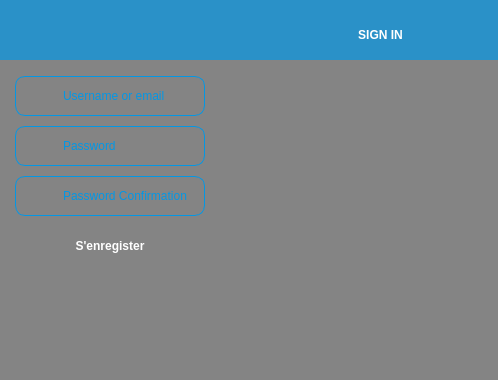
mistrale/everywhere, file registration.ui: the form before one commit.
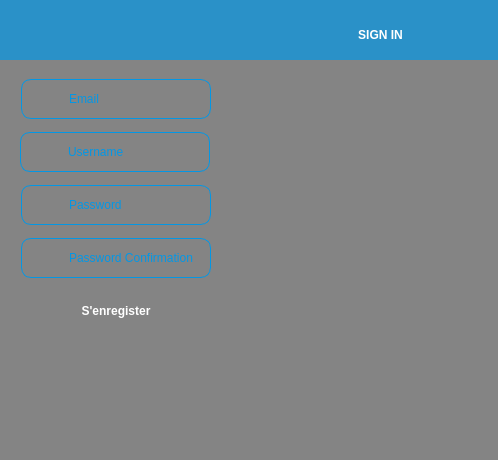
The form after the commit. Icons and pictures are not drawn.

Commit message: registration request

Patch:
```diff
--- a/registration.ui
+++ b/registration.ui
@@ -7,7 +7,7 @@
     <x>0</x>
     <y>0</y>
     <width>498</width>
-    <height>380</height>
+    <height>460</height>
    </rect>
   </property>
   <property name="windowTitle">
@@ -19,7 +19,7 @@
      <x>0</x>
      <y>0</y>
      <width>500</width>
-     <height>381</height>
+     <height>461</height>
     </rect>
    </property>
    <property name="styleSheet">
@@ -33,23 +33,10 @@
       <x>0</x>
       <y>0</y>
       <width>501</width>
-      <height>381</height>
+      <height>461</height>
      </rect>
     </property>
     <layout class="QGridLayout" name="gridLayout">
-     <item row="1" column="1">
-      <widget class="QWidget" name="widget_4" native="true">
-       <property name="maximumSize">
-        <size>
-         <width>60</width>
-         <height>16777215</height>
-        </size>
-       </property>
-       <property name="styleSheet">
-        <string notr="true">background: url(C:/Everywhere/images/separator.gif) no-repeat;</string>
-       </property>
-      </widget>
-     </item>
      <item row="0" column="0" colspan="3">
       <widget class="QWidget" name="registrationWidget" native="true">
        <property name="enabled">
@@ -146,14 +133,17 @@
          <rect>
           <x>0</x>
           <y>0</y>
-          <width>221</width>
-          <height>301</height>
+          <width>233</width>
+          <height>381</height>
          </rect>
         </property>
         <layout class="QVBoxLayout" name="verticalLayout">
          <property name="spacing">
           <number>10</number>
          </property>
+         <property name="leftMargin">
+          <number>0</number>
+         </property>
          <item alignment="Qt::AlignHCenter">
           <widget class="QLineEdit" name="emailEdit">
            <property name="minimumSize">
@@ -179,7 +169,37 @@
 }</string>
            </property>
            <property name="text">
-            <string>Username or email</string>
+            <string>Email</string>
+           </property>
+          </widget>
+         </item>
+         <item>
+          <widget class="QLineEdit" name="usernameEdit">
+           <property name="minimumSize">
+            <size>
+             <width>210</width>
+             <height>40</height>
+            </size>
+           </property>
+           <property name="maximumSize">
+            <size>
+             <width>190</width>
+             <height>40</height>
+            </size>
+           </property>
+           <property name="styleSheet">
+            <string notr="true">QLineEdit#usernameEdit {
+	border-radius: 10px;
+	background: url(C:/Everywhere/images/account.png)  no-repeat;
+	padding-left: 45px;
+	color: rgb(3, 151, 229);
+	font: 10pt &quot;MS Shell Dlg 2&quot;;
+	border: 1px solid rgb(3, 151, 229);
+	margin-left: 20px;
+}</string>
+           </property>
+           <property name="text">
+            <string>Username</string>
            </property>
           </widget>
          </item>
@@ -229,7 +249,7 @@
            <property name="styleSheet">
             <string notr="true">QLineEdit#passwordConfirmationEdit {
 	border-radius: 10px;
-	background: url(C:/Everywhere/images/account.png)  no-repeat;
+	background: url(C:/Everywhere/images/lock.png)  no-repeat;
 	padding-left: 45 px;
 	color: rgb(3, 151, 229);
 	font: 10pt &quot;MS Shell Dlg 2&quot;;
@@ -273,6 +293,26 @@
            </property>
           </widget>
          </item>
+         <item>
+          <widget class="QLabel" name="warningText">
+           <property name="maximumSize">
+            <size>
+             <width>220</width>
+             <height>40</height>
+            </size>
+           </property>
+           <property name="styleSheet">
+            <string notr="true">	font: 12pt &quot;MS Shell Dlg 2&quot;;
+	font-weight: bold;</string>
+           </property>
+           <property name="text">
+            <string/>
+           </property>
+           <property name="alignment">
+            <set>Qt::AlignCenter</set>
+           </property>
+          </widget>
+         </item>
          <item alignment="Qt::AlignHCenter">
           <widget class="QLabel" name="ring">
            <property name="minimumSize">
@@ -292,16 +332,6 @@
            </property>
           </widget>
          </item>
-         <item>
-          <widget class="QLabel" name="warning">
-           <property name="text">
-            <string/>
-           </property>
-           <property name="alignment">
-            <set>Qt::AlignCenter</set>
-           </property>
-          </widget>
-         </item>
         </layout>
        </widget>
       </widget>
@@ -317,7 +347,7 @@
           <x>0</x>
           <y>90</y>
           <width>211</width>
-          <height>111</height>
+          <height>151</height>
          </rect>
         </property>
         <layout class="QVBoxLayout" name="verticalLayout_2">
@@ -383,6 +413,19 @@
        </widget>
       </widget>
      </item>
+     <item row="1" column="1">
+      <widget class="QWidget" name="widget_4" native="true">
+       <property name="maximumSize">
+        <size>
+         <width>60</width>
+         <height>16777215</height>
+        </size>
+       </property>
+       <property name="styleSheet">
+        <string notr="true">background: url(C:/Everywhere/images/separator.gif) no-repeat;</string>
+       </property>
+      </widget>
+     </item>
     </layout>
    </widget>
   </widget>
```
The commit also changes 10 other files.
